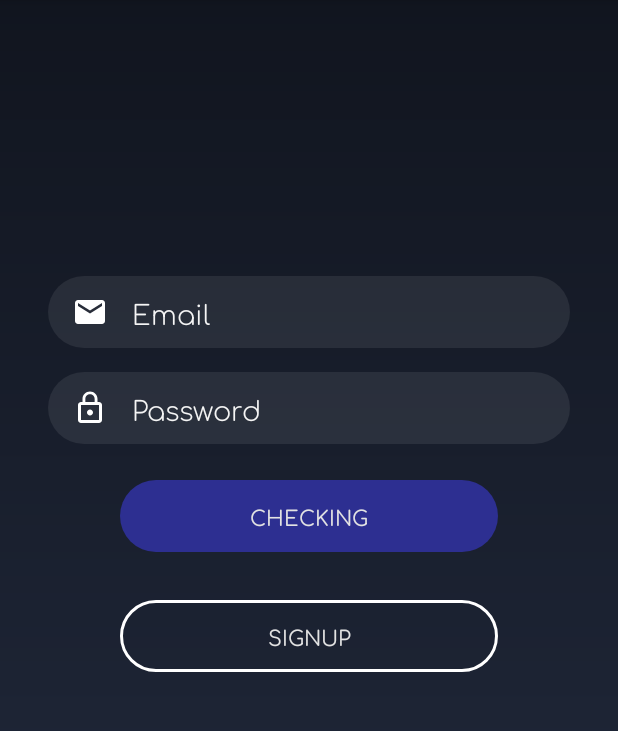
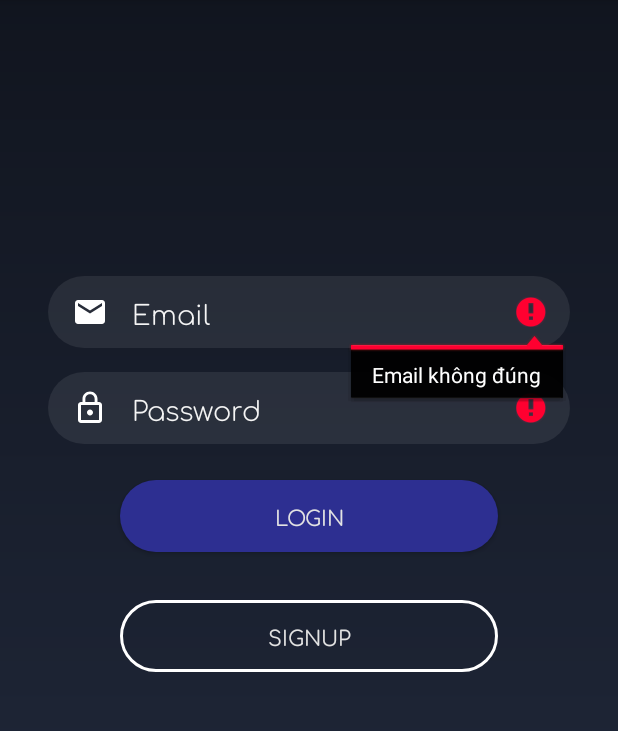
Before and after one commit to vietvite/android-movie-app, an Android app: the LoginActivity screen opened directly, with no data from a screen before it, after a tap on "LOGIN", on a phone screen of 412 x 824 dp, the part 84-815 px from its top. Run offline under Robolectric (Android 15) with nearby library versions, the phone set to English and light mode, and no system bars.

Commit message:
Update login

```diff
--- a/app/src/main/java/com/example/movieapp/ui/LoginActivity.java
+++ b/app/src/main/java/com/example/movieapp/ui/LoginActivity.java
@@ -4,6 +4,9 @@ import android.app.ProgressDialog;
 import android.content.SharedPreferences;
 import android.os.AsyncTask;
 import android.os.Bundle;
+import android.os.Handler;
+import android.os.Looper;
+import android.os.Message;
 import android.util.Log;
 import android.view.View;
 import android.widget.Button;
@@ -36,6 +39,8 @@ public class LoginActivity extends AppCompatActivity {
     private Button btnLogin;
     private Button btnSignup;
 
+    SharedPreferences sp;
+
     @Override
     public void onCreate(Bundle savedInstanceState){
         super.onCreate(savedInstanceState);
@@ -47,43 +52,35 @@ public class LoginActivity extends AppCompatActivity {
         btnSignup = findViewById(R.id.btnSignup);
 
         btnLogin.setOnClickListener(v -> login());
+        sp = getSharedPreferences("user", MODE_PRIVATE);
 
     }
 
     private void login() {
         Log.d(TAG,"login");
-//        if (!validate()) {
-//            onLoginFailed();
-//            return;
-//        }
+        if (!validate()) {
+            onLoginFailed();
+            return;
+        }
 
         btnLogin.setEnabled(false);
-        btnLogin.setText("Checking");
+        btnLogin.setText("Logging");
         btnSignup.setEnabled(false);
 
         String email = tvEmail.getText().toString();
         String password = tvPassword.getText().toString();
 
-        new UserService().execute("viet@gmail.com", "zzzz");
-//        new android.os.Handler().postDelayed(
-//                new Runnable() {
-//                    public void run() {
-//                        // On complete call either onLoginSuccess or onLoginFailed
-//                        onLoginSuccess();
-//                        // onLoginFailed();
-////                        progressDialog.dismiss();
-//                    }
-//                }, 5000);
+        new UserService().execute(email, password);
     }
 
     public void onLoginSuccess() {
         btnLogin.setEnabled(true);
-        Toast.makeText(getBaseContext(), "Đăng nhập thành công", Toast.LENGTH_LONG).show();
+        Toast.makeText(getApplicationContext(), "Đăng nhập thành công", Toast.LENGTH_LONG).show();
         finish();
     }
 
     public void onLoginFailed() {
-        Toast.makeText(getBaseContext(), "Đăng nhập không thành công", Toast.LENGTH_LONG).show();
+        Toast.makeText(getApplicationContext(), "Đăng nhập không thành công", Toast.LENGTH_LONG).show();
 
         btnLogin.setEnabled(true);
     }
@@ -118,8 +115,6 @@ public class LoginActivity extends AppCompatActivity {
             OkHttpClient client = new OkHttpClient();
 
             HttpUrl.Builder urlBuilder = HttpUrl.parse("https://film-vietvite.herokuapp.com/api/login").newBuilder();
-//            urlBuilder.encodedUsername(strings[0]);
-//            urlBuilder.encodedPassword(strings[1]);
 
             String url = urlBuilder.build().toString();
             Log.e("url", url);
@@ -151,18 +146,23 @@ public class LoginActivity extends AppCompatActivity {
         @Override
         public void onResponse(Call call, Response response) throws IOException {
             String rawStr = response.body().string();
+
+            if(rawStr.equalsIgnoreCase("true")) {
                 User user = Parser.parseUser(rawStr);
 
-            SharedPreferences sp = getSharedPreferences("user", MODE_PRIVATE);
+
                 SharedPreferences.Editor edit = sp.edit();
-
                 edit.putString("userId", user.get_id());
                 edit.putString("email", user.getEmail());
                 edit.putBoolean("logged", true);
                 edit.putString("rawStr", rawStr);
                 edit.apply();
 
-//            getSupportFragmentManager().findFragmentById(R.id.navigation_home)
+//                TODO: call home fragment
+
+            } else {
+//                TODO: Login failed handle
             }
         }
     }
+}
```
Lines whose indentation alone changed are shown as unchanged.
